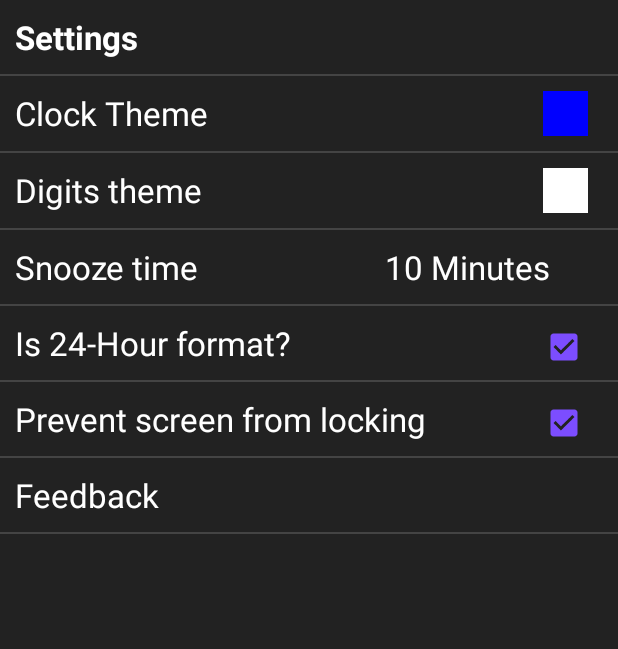
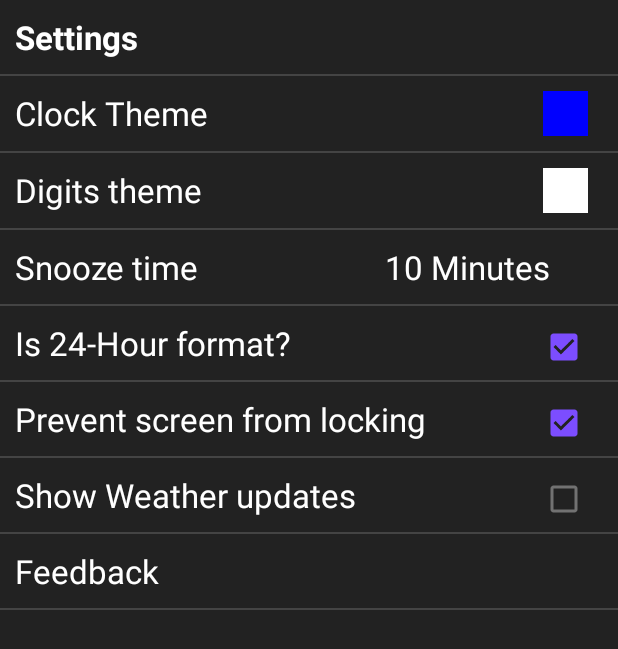
Before and after one commit to shradzdeshmukh/AlarmClock, an Android app: the SettingsActivity screen opened directly, with no data from a screen before it, on a phone screen of 412 x 824 dp. Shown: the top 649 px of the screen. Run offline under Robolectric (Android 15) with nearby library versions, the phone set to English and light mode, and no system bars.

Commit message:
Merge branch 'master' of https://github.com/shradzdeshmukh/AlarmClock addde weather UI # Conflicts: #	.gitignore
gps logic

```diff
--- a/app/src/main/java/com/cyno/alarm/UtilsAndConstants/Utils.java
+++ b/app/src/main/java/com/cyno/alarm/UtilsAndConstants/Utils.java
@@ -385,6 +385,9 @@ public class Utils {
             provider = LocationManager.GPS_PROVIDER;
         else if(manager.isProviderEnabled(LocationManager.NETWORK_PROVIDER))
             provider = LocationManager.NETWORK_PROVIDER;
+        else
+            provider = LocationManager.PASSIVE_PROVIDER;
+
         Log.d("provider","provider = "+provider);
         return provider;
     }
--- a/app/src/main/java/com/cyno/alarm/alarm_logic/AlarmReceiver.java
+++ b/app/src/main/java/com/cyno/alarm/alarm_logic/AlarmReceiver.java
@@ -43,10 +43,10 @@ public class AlarmReceiver extends BroadcastReceiver{
 
         int alarmId = intent.getIntExtra(ALARM_ID, -1);
         Alarm mAlarm = Alarm.getAlarm(alarmId, context);
-        if(mAlarm == null) {
+       /* if(mAlarm == null) {
             WakeLocker.release();
             return;
-        }
+        }*/
 
         if (mAlarm.isActive()) {
 
@@ -57,12 +57,12 @@ public class AlarmReceiver extends BroadcastReceiver{
             context.startActivity(mIntent);
 
         }else{
-            WakeLocker.release();
             mAlarm.setRepeatDays(Alarm.refreshRepeatDays(mAlarm.getRepeatDays()));
             mAlarm.setTime(mAlarm.getRepeatDays().first());
             Alarm.storeLocally(mAlarm , context);
 //            Intent service = new Intent(context, AlarmService.class);
 //            context.startService(service);
         }
+
     }
 }
--- a/app/src/main/java/com/cyno/alarm/models/Alarm.java
+++ b/app/src/main/java/com/cyno/alarm/models/Alarm.java
@@ -263,7 +263,8 @@ public class Alarm {
 
     public static Alarm getNextAlarmTime(Context context){
         Alarm alarm = null;
-        Cursor cursor = context.getContentResolver().query(AlarmTable.CONTENT_URI , null , null , null  , AlarmTable.COL_ALARM_TIME);
+        Cursor cursor = context.getContentResolver().query(AlarmTable.CONTENT_URI , null ,
+                AlarmTable.COL_ALARM_IS_ACTIVE + " = ? " ,new String[]{String.valueOf(1)}, AlarmTable.COL_ALARM_TIME);
         int nextAlarmId = -1;
         long time = -1;
         if(cursor != null){
--- a/app/src/main/java/com/cyno/alarm/ui/SettingsActivity.java
+++ b/app/src/main/java/com/cyno/alarm/ui/SettingsActivity.java
@@ -19,6 +19,7 @@ import android.widget.Spinner;
 import android.widget.TextView;
 import android.widget.Toast;
 
+import com.cyno.alarm.UtilsAndConstants.Utils;
 import com.cyno.alarm.color_picker.ColorPickerClickListener;
 import com.cyno.alarm.color_picker.ColorPickerDialogBuilder;
 import com.cyno.alarm.color_picker.ColorPickerView;
@@ -57,11 +58,37 @@ public class SettingsActivity extends AppCompatActivity implements View.OnClickL
         setBackroundColor(pref.getInt(PREF_CLOCK_BACKGROUND_COLOR, Color.BLUE));
         setAmPm(pref.getBoolean(PREF_IS_24HOUR, true));
         setScreenOn(pref.getBoolean(PREF_KEEP_SCREEN_ON, true));
+        setWeatherOn(Utils.isWeatherPermited(this));
         setSnoozeInterval(pref.getInt(PREF_SNOOZE_INTERVAL, 10));
         setFeedback();
 
 
     }
+
+    private void setWeatherOn(boolean aBoolean){
+        final CheckBox cb = (CheckBox) findViewById(R.id.settings_weather_on);
+        cb.setChecked(aBoolean);
+
+        View parent = (View) cb.getParent();
+        parent.setOnClickListener(new View.OnClickListener() {
+            @Override
+            public void onClick(View v) {
+                cb.setChecked(!cb.isChecked());
+            }
+        });
+        cb.setOnCheckedChangeListener(new CompoundButton.OnCheckedChangeListener() {
+            @Override
+            public void onCheckedChanged(CompoundButton buttonView, boolean isChecked) {
+                Utils.setWeatherPermission(SettingsActivity.this, isChecked);
+                Intent intent = new Intent(SettingsActivity.this, MainActivity.class);
+                if (isChecked) {
+                    intent.setAction(MainActivity.ACTION_UPDATE_WEATHER);
+                    startActivity(intent);
+                }
+            }
+        });
+    }
+
 
     private void setFeedback() {
         TextView tvFeedback = (TextView) findViewById(R.id.settings_tv_feedback);
--- a/app/src/main/res/layout/settings_activity.xml
+++ b/app/src/main/res/layout/settings_activity.xml
@@ -164,6 +164,32 @@
             android:background="@color/very_dark_gray"
             android:layout_width="match_parent"
             android:layout_height="1dp"/>
+
+        <LinearLayout
+            android:layout_width="match_parent"
+            android:layout_height="wrap_content">
+
+            <TextView
+                android:padding="@dimen/normal_padding_2x"
+                android:textColor="@color/white"
+                android:text="@string/weather_on"
+                android:textSize="@dimen/settings_keys"
+                android:layout_width="0dp"
+                android:layout_weight="0.5"
+                android:layout_height="wrap_content" />
+
+            <CheckBox
+                android:id="@+id/settings_weather_on"
+                android:padding="@dimen/normal_padding_2x"
+                android:layout_width="wrap_content"
+                android:layout_height="wrap_content" />
+
+        </LinearLayout>
+
+        <View
+            android:background="@color/very_dark_gray"
+            android:layout_width="match_parent"
+            android:layout_height="1dp"/>
         <TextView
             android:id="@+id/settings_tv_feedback"
             android:padding="@dimen/normal_padding_2x"
--- a/app/src/main/res/values/strings.xml
+++ b/app/src/main/res/values/strings.xml
@@ -19,4 +19,6 @@
     <string name="yes">Yes</string>
     <string name="update_weather">Updating weather info... This will take a while</string>
     <string name="gps_turn_on">Please turn on GPS</string>
+    <string name="no_loc_permission">Permission denied to access location to show weather</string>
+    <string name="weather_on">Show Weather updates</string>
 </resources>
```
Also changed, not shown: app/src/main/java/com/cyno/alarm/alarm_logic/AlarmService.java (+26 -20 lines), app/src/main/java/com/cyno/alarm/ui/MainActivity.java (+34 -6 lines), 1 other file.
